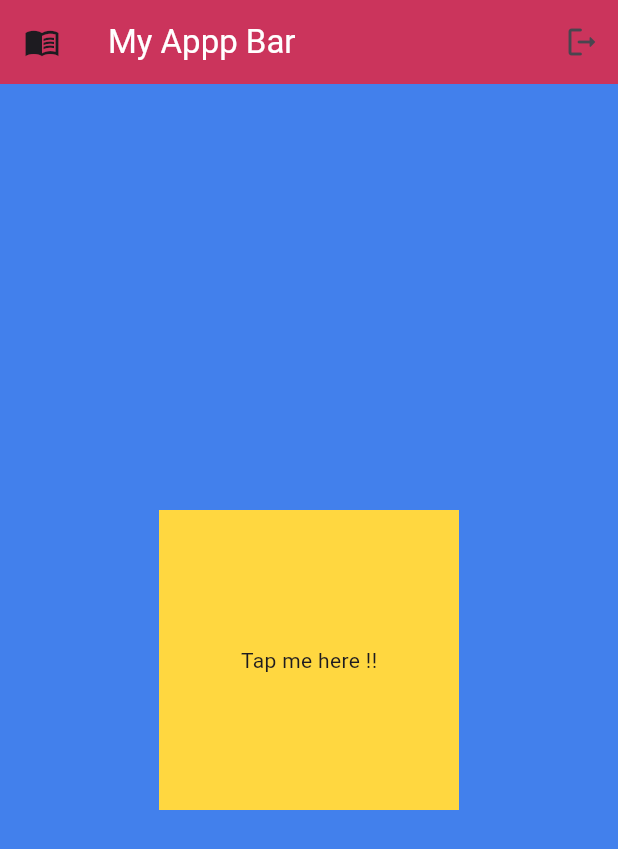
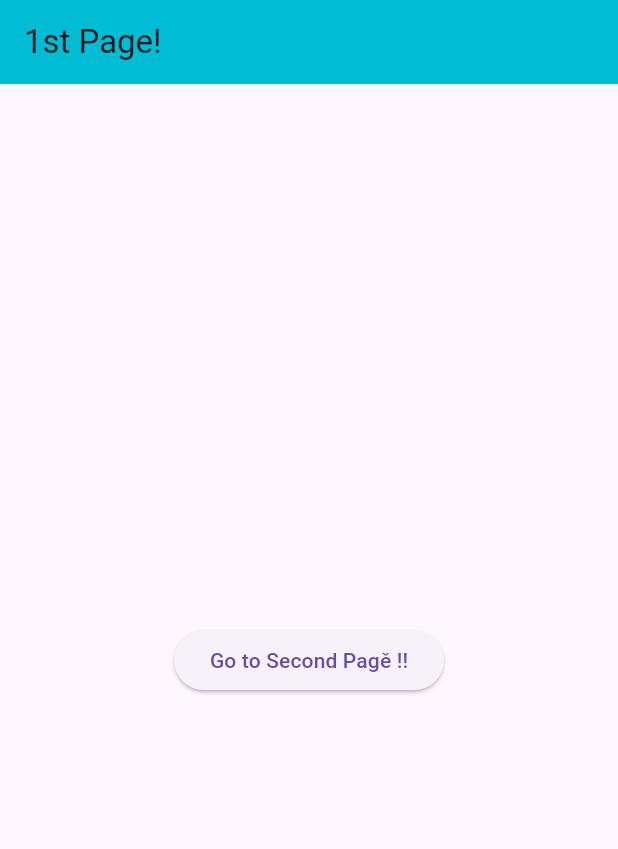
Before and after one commit to BunthongDev/Flutter-basic, a Flutter app: the screen it shows after launch, on a phone screen of 412 x 824 dp. Shown: the top 849 px of the screen. Run offline on Flutter 3.47's test engine with Material 3 defaults, Android fonts, the phone set to English and light mode, and no system bars.

```diff
--- a/lib/main.dart
+++ b/lib/main.dart
@@ -1,107 +1,24 @@
 // ignore_for_file: prefer_const_constructors, prefer_const_literals_to_create_immutables
 
 import 'package:flutter/material.dart';
+import 'package:flutter_beginner/pages/first_page.dart';
+import 'package:flutter_beginner/pages/second_page.dart';
 
 void main() {
   runApp(MyApp());
 }
 
 class MyApp extends StatelessWidget {
-  MyApp({super.key});
-
-  List names = ["Titi", "Loin", "haru"];
-
-  // function & methods
-  void userTapped() {
-    print("On Tap !!");
-  }
+  const MyApp({super.key});
 
   @override
   Widget build(BuildContext context) {
     return MaterialApp(
-        home: Scaffold(
-            backgroundColor: const Color.fromARGB(255, 66, 128, 236),
-
-            // appBar
-            appBar: AppBar(
-              title: Text(
-                "My Appp Bar",
-                style: TextStyle(
-                  color: Colors.white, // set text color to white
-                ),
-              ),
-
-              backgroundColor: const Color.fromARGB(255, 203, 52, 92),
-              elevation: 0, // for remove shadow
-              leading: Icon(Icons.menu_book_sharp), // icon
-              actions: [
-                IconButton(
-                  onPressed: () {},
-                  icon: Icon(Icons.logout_rounded),
-                ),
-              ],
-            ),
-
-            // body app
-
-            /*
-        body: Center(
-          child: Container(
-            height: 300,
-            width: 300,
-            decoration: BoxDecoration(
-              color: const Color.fromARGB(255, 203, 52, 92),
-              borderRadius: BorderRadius.circular(20),
-            ),
-            padding: const EdgeInsets.all(20), // Padding inside the container
-
-            // use column to both the text and the icon
-            child: Column(
-              mainAxisAlignment: MainAxisAlignment.center,
-              children: [
-                Text(
-                  "Welcome to My App",
-                  style: const TextStyle(
-                    color: Colors.white,
-                    fontSize: 24,
-                    fontWeight: FontWeight.bold,
-                  ),
-                ),
-                const SizedBox(height: 20), // Space between text and icon
-
-                Row(
-                  mainAxisAlignment: MainAxisAlignment.center,
-                  children: const [
-                    Icon(
-                      Icons.favorite_outline,
-                      color: Colors.white,
-                      size: 48,
-                    ),
-                    Icon(
-                      Icons.home,
-                      color: Colors.white,
-                      size: 48,
-                    ),
-                  ],
-                )
-              ],
-            ),
-          ),
-        ),
-        */
-
-            // body with column
-            // we use ListView when we want them to be scroll
-            body: Center(
-                child: GestureDetector(
-              // do something, user tapped the container.
-              onTap: userTapped,
-              child: Container(
-                height: 200,
-                width: 200,
-                color: Colors.amberAccent,
-                child: Center(child: Text("Tap me here !!")),
-              ),
-            ))));
+      home: FirstPage(),
+      routes: {
+        'firstpage': (context) => FirstPage(),
+        '/secondpage': (context) => SecondPage(),
+      },
+    );
   }
 }
--- /dev/null
+++ b/lib/pages/first_page.dart
@@ -0,0 +1,25 @@
+import 'package:flutter/material.dart';
+
+
+class FirstPage extends StatelessWidget {
+  const FirstPage({super.key});
+
+  @override
+  Widget build(BuildContext context) {
+    return Scaffold(
+      appBar: AppBar(
+        title: Text("1st Page!"),
+        backgroundColor: Colors.cyan,
+      ),
+      body: Center(
+        child: ElevatedButton(
+          child: Text("Go to Second Pagě !!"),
+          onPressed: () {
+            // navigate to second page
+           Navigator.pushNamed(context, '/secondpage');
+          },
+        ),
+      ),
+    );
+  }
+}
--- /dev/null
+++ b/lib/pages/second_page.dart
@@ -0,0 +1,14 @@
+import 'package:flutter/material.dart';
+
+class SecondPage extends StatelessWidget {
+  const SecondPage({super.key});
+
+  @override
+  Widget build(BuildContext context) {
+    return Scaffold(
+      appBar: AppBar(
+        title: Text("2nd Page"),
+      ),
+    );
+  }
+}
```
